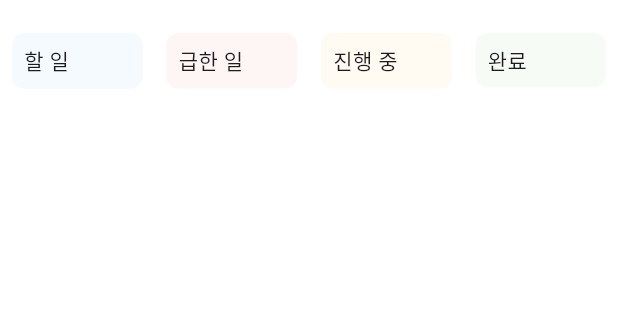
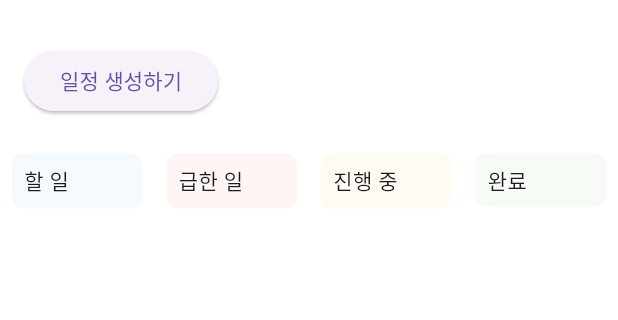
Before and after one commit to frihett/TodoListForProject, a Flutter app: the screen it shows after launch, on a phone screen of 412 x 824 dp, the part 63-383 px from its top. Run offline on Flutter 3.47's test engine with Material 3 defaults, Android fonts, the phone set to English and light mode, and no system bars; our stand-ins replace get.

Commit message:
feat: 일정 생성하기 버튼 추가
ScheduleCreatePage로 이동

```diff
--- a/lib/pages/schedule_list_page.dart
+++ b/lib/pages/schedule_list_page.dart
@@ -2,6 +2,7 @@ import 'package:flutter/material.dart';
 import 'package:get/get.dart';
 import 'package:todo_list_for_project_1/controllers/schedule_controller.dart';
 import 'package:todo_list_for_project_1/models/schedule_status.dart';
+import 'package:todo_list_for_project_1/pages/schedule_create_page.dart';
 import 'package:todo_list_for_project_1/widgets/schedule_section.dart';
 
 class ScheduleListPage extends StatelessWidget {
@@ -14,10 +15,26 @@ class ScheduleListPage extends StatelessWidget {
     return Scaffold(
       backgroundColor: Colors.white,
       appBar: AppBar(
-        title: Text('Schedule'),
-        backgroundColor:  Colors.white,
+        title: const Text('Schedule'),
+        backgroundColor: Colors.white,
       ),
-      body: SingleChildScrollView(
+      body: Column(
+        children: [
+          Padding(
+            padding: const EdgeInsets.all(16.0),
+            child: Row(
+              children: [
+                ElevatedButton(
+                  onPressed: () {
+                    Get.to(() => ScheduleCreatePage());
+                  },
+                  child: const Text('일정 생성하기'),
+                ),
+              ],
+            ),
+          ),
+          Expanded(
+            child: SingleChildScrollView(
               child: Obx(() {
                 return Row(
                   crossAxisAlignment: CrossAxisAlignment.start,
@@ -52,7 +69,8 @@ class ScheduleListPage extends StatelessWidget {
                         child: ScheduleSection(
                           title: '진행 중',
                           schedule: controller.schedules
-                        .where((s) => s.status == ScheduleStatus.inProgress)
+                              .where(
+                                  (s) => s.status == ScheduleStatus.inProgress)
                               .toList(),
                           color: Colors.orange.withOpacity(0.05),
                         ),
@@ -64,7 +82,8 @@ class ScheduleListPage extends StatelessWidget {
                         child: ScheduleSection(
                           title: '완료',
                           schedule: controller.schedules
-                        .where((s) => s.status == ScheduleStatus.completed)
+                              .where(
+                                  (s) => s.status == ScheduleStatus.completed)
                               .toList(),
                           color: Colors.green.withOpacity(0.05),
                         ),
@@ -74,6 +93,9 @@ class ScheduleListPage extends StatelessWidget {
                 );
               }),
             ),
+          ),
+        ],
+      ),
     );
   }
 }
```
Lines whose indentation alone changed are shown as unchanged.
